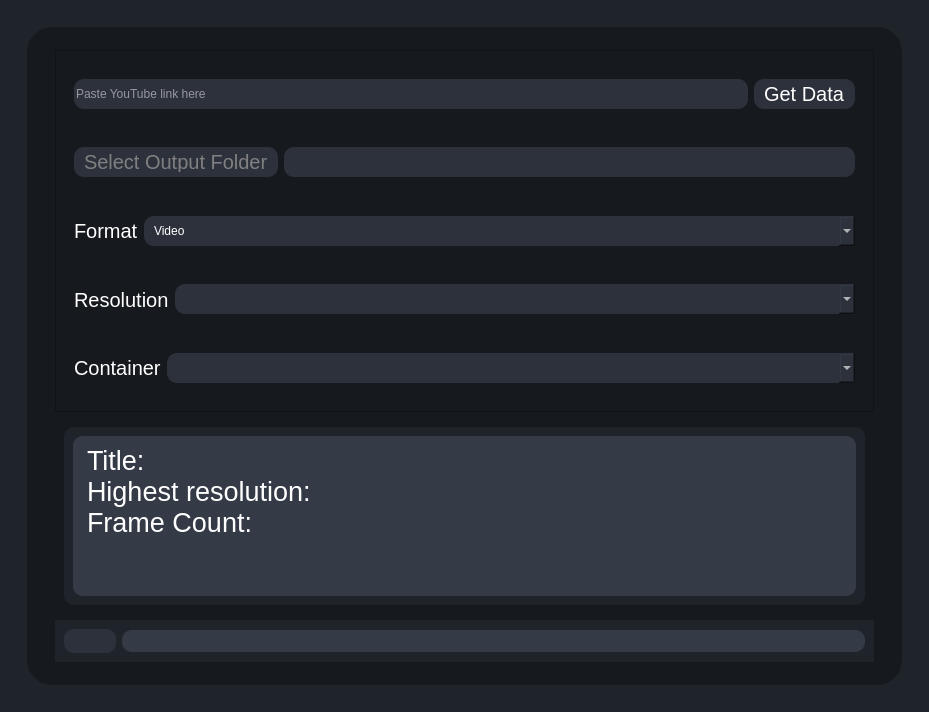
Above: mainwindow.ui from TNTwise/ytdlp-gui before the change. Below: the same form after it.
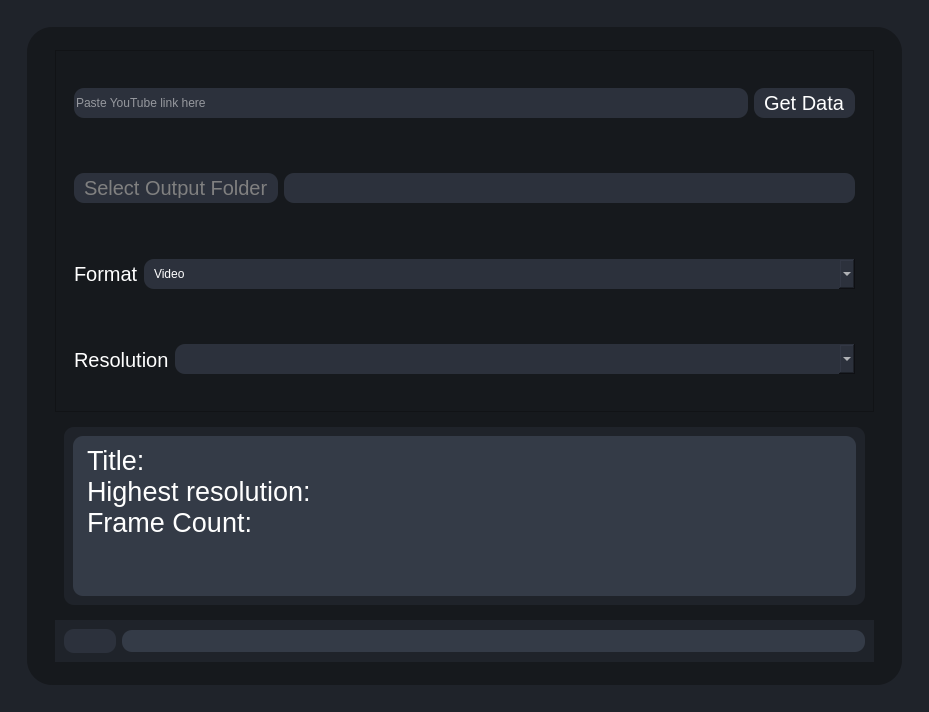
That is the form after the change. The open tabs and pages were chosen to show the change. Icons and pictures are not drawn.

```diff
--- a/mainwindow.ui
+++ b/mainwindow.ui
@@ -485,46 +485,6 @@
                           </layout>
                          </widget>
                         </item>
-                        <item>
-                         <widget class="QWidget" name="widget_5" native="true">
-                          <layout class="QHBoxLayout" name="horizontalLayout_13">
-                           <item>
-                            <widget class="QLabel" name="label_14">
-                             <property name="font">
-                              <font>
-                               <pointsize>15</pointsize>
-                              </font>
-                             </property>
-                             <property name="text">
-                              <string>Container</string>
-                             </property>
-                            </widget>
-                           </item>
-                           <item>
-                            <widget class="QComboBox" name="containerComboBox">
-                             <property name="sizePolicy">
-                              <sizepolicy hsizetype="Expanding" vsizetype="Fixed">
-                               <horstretch>0</horstretch>
-                               <verstretch>0</verstretch>
-                              </sizepolicy>
-                             </property>
-                             <property name="minimumSize">
-                              <size>
-                               <width>250</width>
-                               <height>0</height>
-                              </size>
-                             </property>
-                             <property name="maximumSize">
-                              <size>
-                               <width>16777215</width>
-                               <height>30</height>
-                              </size>
-                             </property>
-                            </widget>
-                           </item>
-                          </layout>
-                         </widget>
-                        </item>
                        </layout>
                       </widget>
                      </item>
```
